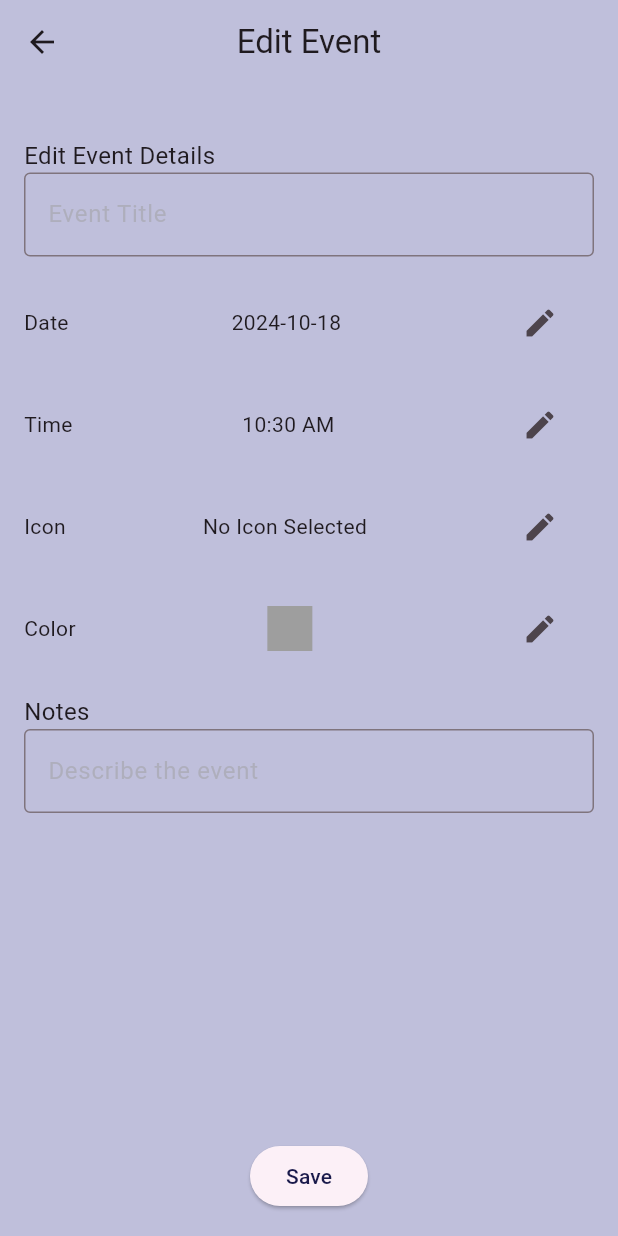
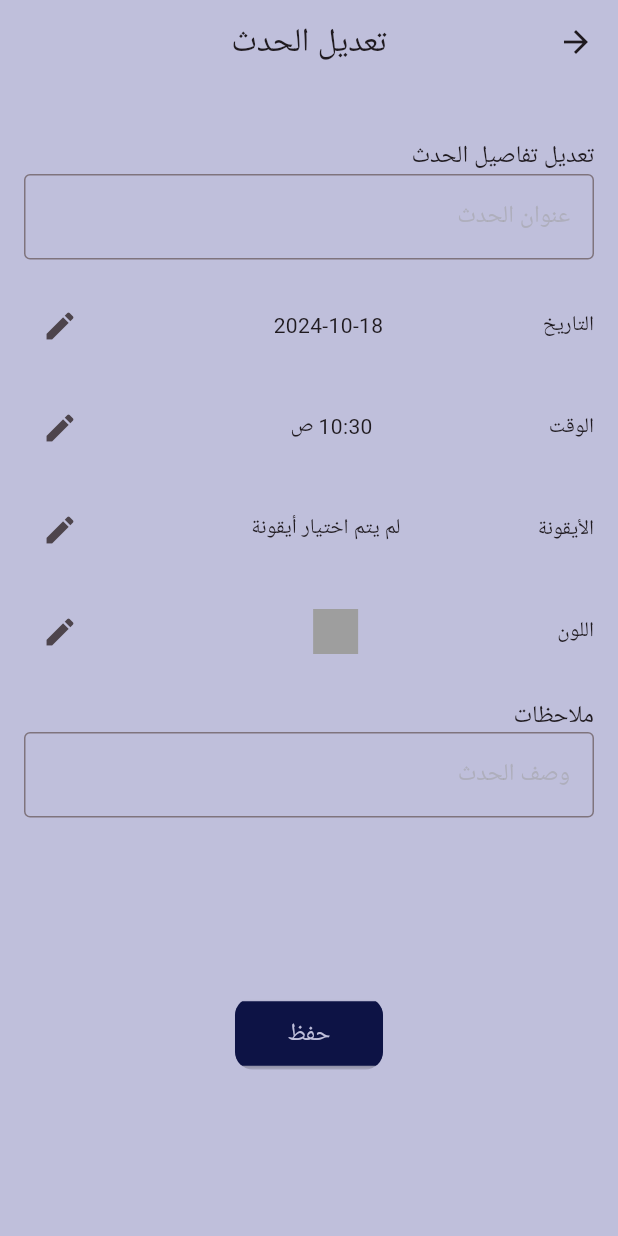
Before and after one commit to basant22saeed/event-countdown-depi-project, a Flutter app: the EditEventPage screen opened directly with empty values, on a phone screen of 412 x 824 dp. Run offline on Flutter 3.47's test engine with Material 3 defaults, Android fonts, the phone set to English and light mode, and no system bars; our stand-ins replace animated_splash_screen, flutter_local_notifications, flutter_timezone, image_picker, lottie, shared_preferences and 2 more; accounts and stored records are empty; project files that could hold a hidden picture were left out.

Commit message:
adding drawer to the localization, fixing layout problems in event view

```diff
--- a/lib/l10n/intl_ar.arb
+++ b/lib/l10n/intl_ar.arb
@@ -1,29 +1,37 @@
 {
   "@@locale": "ar",
-  "app_name": "عداد الأحداث",
+  "app_name": "إيفنتاتي",
   "menu_button": "القائمة",
   "profile_picture": "صورة الملف الشخصي",
-  "edit_profile": "تعديل الملف الشخصي",
+  "camera": "الكاميرا",
+  "gallery": "المعرض",
+  "username": "اسم المستخدم",
+  "edit_username": "تعديل اسم المستخدم",
+  "enter_username": "أدخل اسم المستخدم",
+  "settings": "الإعدادات",
   "night_mode": "الوضع الليلي",
   "language": "اللغة",
+  "select_language": "اختر اللغة",
   "notifications": "الإشعارات",
+  "english": "الإنجليزية",
+  "arabic": "العربية",
   "ar_language_label": "ع",
-  "en_language_label": "إ",
+  "en_language_label": "En",
   "add_event": "إضافة حدث",
-  "event_hint_text": "ما هو الحدث؟",
-  "event_title": "ما هو عنوان الحدث؟",
+  "event_hint_text": "أدخل الحدث الخاص بك",
+  "event_title": "عنوان الحدث",
   "Date": "التاريخ",
   "Time": "الوقت",
-  "event_date_initial_value": "لم يتم تحديد تاريخ",
-  "event_time_initial_value": "لم يتم تحديد وقت",
-  "event_icon_initial_value": "لم يتم تحديد أيقونة",
-  "event_color_initial_value": "لم يتم تحديد لون",
-  "date_picker": "تحديد التاريخ",
-  "time_picker": "تحديد الوقت",
+  "event_date_initial_value": "لم يتم اختيار تاريخ",
+  "event_time_initial_value": "لم يتم اختيار وقت",
+  "event_icon_initial_value": "لم يتم اختيار أيقونة",
+  "event_color_initial_value": "لم يتم اختيار لون",
+  "date_picker": "تحديد التاريخ >",
+  "time_picker": "تحديد الوقت >",
   "Icon": "الأيقونة",
   "Color": "اللون",
-  "choose_icon": "اختر أيقونة",
-  "choose_color": "اختر لونًا",
+  "choose_icon": "اختر أيقونة >",
+  "choose_color": "اختر لونًا >",
   "notes_title": "ملاحظات",
   "notes_hint_text": "وصف الحدث",
   "save_button": "حفظ",
@@ -31,13 +39,14 @@
   "delete_event_confirmation": "هل أنت متأكد أنك تريد حذف هذا الحدث؟",
   "cancel": "إلغاء",
   "delete": "حذف",
-  "Days": "أيام",
-  "Hours": "ساعات",
-  "Minutes": "دقائق",
-  "Seconds": "ثواني",
+  "Days": "يوم",
+  "Hours": "ساعة",
+  "Minutes": "دقيقة",
+  "Seconds": "ثانية",
   "Edit": "تعديل",
   "edit_event": "تعديل الحدث",
   "edit_event_details": "تعديل تفاصيل الحدث",
+  "event_added_snackbar": "تم إضافة الحدث بنجاح!",
   "event_edited_snackbar": "تم تحديث الحدث بنجاح!",
   "event_deleted_snackbar": "تم حذف الحدث بنجاح!"
 }
--- a/lib/main.dart
+++ b/lib/main.dart
@@ -58,7 +58,7 @@ class _MyAppState extends State<MyApp> {
       builder: (context, child) {
         final themeProvider = Provider.of<ThemeProvider>(context);
         return MaterialApp(
-          // locale: Locale('ar'),
+          locale: Locale('ar'),
           //!    تحديد لغة التطبيق
           localizationsDelegates: [
             S.delegate,
--- a/lib/screens/edit_event_page.dart
+++ b/lib/screens/edit_event_page.dart
@@ -1,6 +1,7 @@
 //! Edit event page ----> Nourhan
 
 import 'package:event_countdown/generated/l10n.dart';
+import 'package:event_countdown/widgets/button.dart';
 import 'package:flutter/material.dart';
 import 'package:provider/provider.dart';
 import '../model/event.dart';
@@ -60,16 +61,18 @@ class _EditEventPageState extends State<EditEventPage> {
 
   @override
   Widget build(BuildContext context) {
-    return Scaffold(
-      resizeToAvoidBottomInset: false,
+    return GestureDetector(
+      onTap: () => FocusScope.of(context).unfocus(),
+      child: Scaffold(
         appBar: AppBar(
           title: Text(S.of(context).edit_event),
           centerTitle: true,
         ),
-      body: Padding(
+        body: SafeArea(
+          child: SingleChildScrollView(
             padding: const EdgeInsets.all(16.0),
-        child:
-        Column(
+            physics: BouncingScrollPhysics(),
+            child: Column(
               crossAxisAlignment: CrossAxisAlignment.start,
               children: [
                 SizedBox(height: 20),
@@ -87,14 +90,16 @@ class _EditEventPageState extends State<EditEventPage> {
                 _buildColorPicker(),
                 SizedBox(height: 20),
                 _buildNotesField(),
-            Spacer(),
+                SizedBox(height: 120),
                 Center(
-              child: ElevatedButton(
+                  child: Button(
                     onPressed: _saveEditedEvent,
-                child: Text(S.of(context).save_button),
+                    buttonText: S.of(context).save_button,
                   ),
                 ),
               ],
+            ),
+          ),
         ),
       ),
     );
--- a/lib/screens/home.dart
+++ b/lib/screens/home.dart
@@ -54,7 +54,7 @@ class HomeScreen extends StatelessWidget {
               title: Text(event.title,
                   style: TextStyle(fontSize: 18, fontWeight: FontWeight.bold)),
               subtitle: Text(
-                '${event.date.day}/${event.date.month}/${event.date.year} at ${event.time.hour}:${event.time.minute}',
+                '${event.date.day}/${event.date.month}/${event.date.year} - ${event.time.hour}:${event.time.minute}',
                 style: TextStyle(fontSize: 16, color: Colors.black),
               ),
               tileColor: event.color,
```
Also changed, not shown: lib/l10n/intl_en.arb (+10 -2 lines), lib/screens/drawer.dart (+48 -34 lines), lib/generated/intl/messages_ar.dart, lib/generated/intl/messages_en.dart, lib/generated/l10n.dart. Lines whose indentation alone changed are shown as unchanged.
